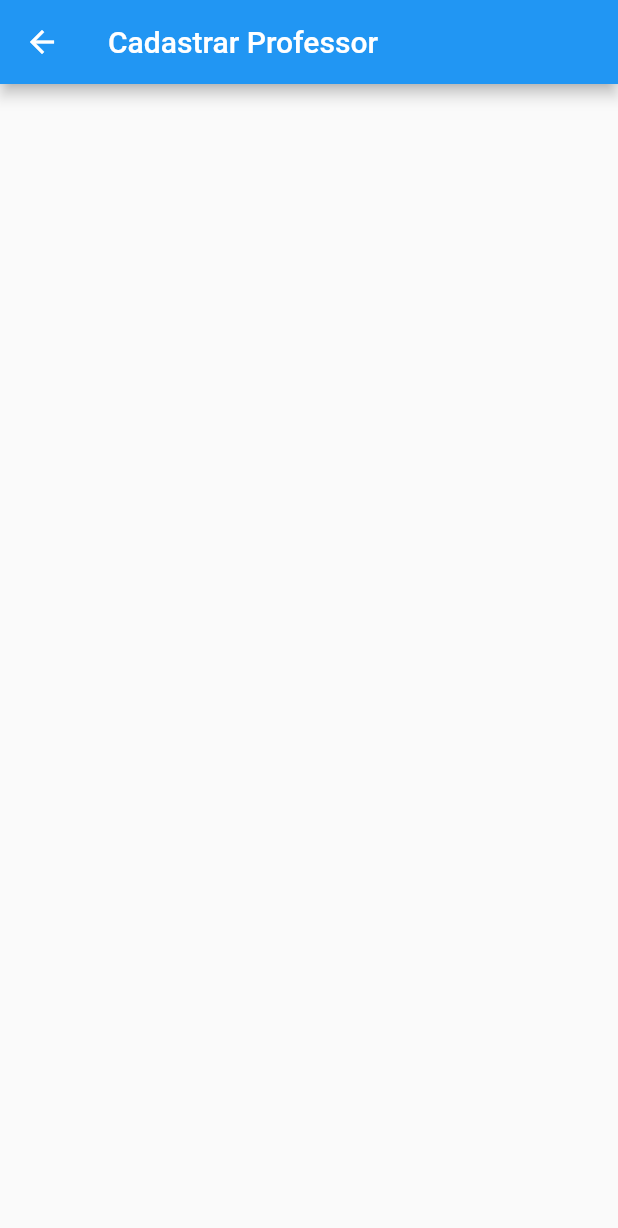
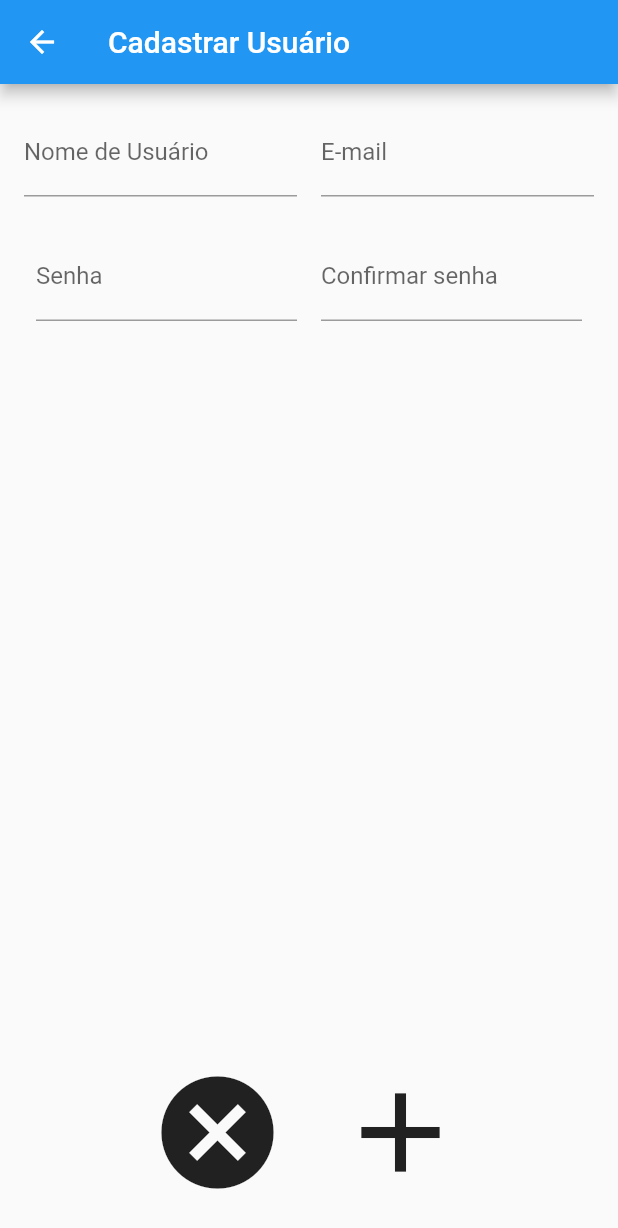
Before and after one commit to RVairoletto/prototipo-navegacao, a Flutter app: the UsuariosFormView screen opened directly, on a phone screen of 412 x 824 dp. Shown: the top 1228 px of the screen. Run offline on Flutter 3.47's test engine with Material 2 defaults, Android fonts, the phone set to English and light mode, and no system bars.

Commit message:
avanços em usuario

```diff
--- a/lib/controller/controller_usuarios.dart
+++ b/lib/controller/controller_usuarios.dart
@@ -53,4 +53,13 @@ class ControllerUsuarios {
   //Get múltiplos usuários
 
   //Excluir usuário
+
+  //Validar campos de senha e confirmar senha
+  bool senhasIguais(String senha, String confirmarSenha){
+    if(senha == confirmarSenha){
+      return true;
+    }
+
+    return false;
+  }
 }
--- a/lib/util/routes.dart
+++ b/lib/util/routes.dart
@@ -5,6 +5,7 @@ import 'package:prototipo_navegacao/view/professores/gerenciar_professores.dart'
 import 'package:prototipo_navegacao/view/menu_principal.dart';
 import 'package:prototipo_navegacao/view/professores/professores_form.dart';
 import 'package:prototipo_navegacao/view/usuarios/gerenciar_usuarios.dart';
+import 'package:prototipo_navegacao/view/usuarios/usuarios_form.dart';
 
 import '../view/login.dart';
 
@@ -17,6 +18,7 @@ class Routes {
   static const String telaTestes = '/telaTestes';
   static const String disciplinas = '/disciplinas';
   static const String usuarios = '/usuarios';
+  static const String usuariosForm = '/usuariosForm';
 
   static Map<String, WidgetBuilder> getRoutes() {
     return {
@@ -27,6 +29,7 @@ class Routes {
       telaTestes: (context) => const TestesView(),
       disciplinas: (context) => const DisciplinasView(),
       usuarios: (context) => const UsuariosView(),
+      usuariosForm: (context) => const UsuariosFormView(),
     };
   }
 }
--- a/lib/view/usuarios/gerenciar_usuarios.dart
+++ b/lib/view/usuarios/gerenciar_usuarios.dart
@@ -1,4 +1,6 @@
 import 'package:flutter/material.dart';
+import 'package:prototipo_navegacao/util/routes.dart';
+import 'package:prototipo_navegacao/widgets/default_user_drawer.dart';
 
 class UsuariosView extends StatefulWidget {
   const UsuariosView({super.key});
@@ -11,9 +13,19 @@ class _UsuariosViewState extends State<UsuariosView> {
   @override
   Widget build(BuildContext context) {
     return Scaffold(
-      appBar: AppBar(
-        title: const Text("Gerenciar Usuários"),
-      ),
-    );
+        appBar: AppBar(
+          title: const Text("Gerenciar Usuários"),
+        ),
+        drawer: const DefaultUserDrawer(),
+        body: SizedBox(
+          child: Center(
+            child: ElevatedButton(
+              onPressed: () {
+                Navigator.pushNamed(context, Routes.usuariosForm);
+              },
+              child: const Text("Cadastrar usuário"),
+            ),
+          ),
+        ));
   }
 }
--- a/lib/view/usuarios/usuarios_form.dart
+++ b/lib/view/usuarios/usuarios_form.dart
@@ -8,12 +8,135 @@ class UsuariosFormView extends StatefulWidget {
 }
 
 class _UsuariosFormViewState extends State<UsuariosFormView> {
+  TextEditingController ctrNomeUsuario = TextEditingController();
+  TextEditingController ctrEmail = TextEditingController();
+  TextEditingController ctrSenha = TextEditingController();
+  TextEditingController ctrConfirmarSenha = TextEditingController();
+
   @override
   Widget build(BuildContext context) {
     return Scaffold(
-      appBar: AppBar(
-        title: const Text("Cadastrar Professor"),
-      ),
-    );
+        appBar: AppBar(
+          title: const Text("Cadastrar Usuário"),
+        ),
+        body: SizedBox(
+          //Coluna com tudo da tela
+          child: Column(
+            mainAxisSize: MainAxisSize.max,
+            mainAxisAlignment: MainAxisAlignment.spaceBetween,
+            children: [
+              Padding(
+                padding: const EdgeInsets.all(8.0),
+                child: Column(
+                  mainAxisSize: MainAxisSize.max,
+                  mainAxisAlignment: MainAxisAlignment.spaceEvenly,
+                  children: [
+                    //Linha com os campos de nome e email
+                    Row(
+                      mainAxisSize: MainAxisSize.max,
+                      mainAxisAlignment: MainAxisAlignment.spaceEvenly,
+                      children: [
+                        //Campo de nome de usuário
+                        Flexible(
+                          child: Padding(
+                            padding: const EdgeInsets.all(8.0),
+                            child: TextFormField(
+                              controller: ctrNomeUsuario,
+                              decoration: const InputDecoration(
+                                  label: Text("Nome de Usuário")),
+                            ),
+                          ),
+                        ),
+                        //Campo de email
+                        Flexible(
+                          child: Padding(
+                            padding: const EdgeInsets.all(8.0),
+                            child: TextFormField(
+                              controller: ctrEmail,
+                              decoration:
+                                  const InputDecoration(label: Text("E-mail")),
+                            ),
+                          ),
+                        ),
+                      ],
+                    ),
+                    //Linha com os campos de senha e confirmar senha
+                    Padding(
+                      padding: const EdgeInsets.all(8),
+                      child: Row(
+                        mainAxisSize: MainAxisSize.max,
+                        mainAxisAlignment: MainAxisAlignment.spaceEvenly,
+                        children: [
+                          //Campo de senha
+                          Flexible(
+                            child: Padding(
+                              padding: const EdgeInsets.all(8.0),
+                              child: TextFormField(
+                                controller: ctrSenha,
+                                decoration:
+                                    const InputDecoration(label: Text("Senha")),
+                              ),
+                            ),
+                          ),
+                          //Campo de confirmar senha
+                          Flexible(
+                            child: Padding(
+                              padding: const EdgeInsets.all(8.0),
+                              child: TextFormField(
+                                controller: ctrConfirmarSenha,
+                                decoration: const InputDecoration(
+                                    label: Text("Confirmar senha")),
+                              ),
+                            ),
+                          ),
+                        ],
+                      ),
+                    ),
+                  ],
+                ),
+              ),
+              //Botões de confirmar e cancelar
+              Padding(
+                padding: const EdgeInsets.all(8),
+                child: Row(
+                  mainAxisAlignment: MainAxisAlignment.center,
+                  mainAxisSize: MainAxisSize.min,
+                  children: [
+                    //Botão de cancelar
+                    Flexible(
+                      child: Padding(
+                        padding: const EdgeInsets.all(8),
+                        child: IconButton(
+                          icon: const Icon(Icons.cancel),
+                          iconSize: 90,
+                          splashRadius: 45,
+                          onPressed: (() {
+                            Navigator.pop(context, false);
+                          }),
+                        ),
+                      ),
+                    ),
+                    //Botão de confirmar
+                    Flexible(
+                      child: Padding(
+                        padding: const EdgeInsets.all(8),
+                        child: IconButton(
+                          icon: const Icon(Icons.add),
+                          iconSize: 90,
+                          splashRadius: 45,
+                          onPressed: (() {
+                            //validar dados
+                            //se os dados forem válidos, salvar no banco
+                            Navigator.pop(context, true);
+                          }),
+                        ),
+                      ),
+                    ),
+                  ],
+                ),
+              )
+            ],
+          ),
+        ));
   }
 }
```
